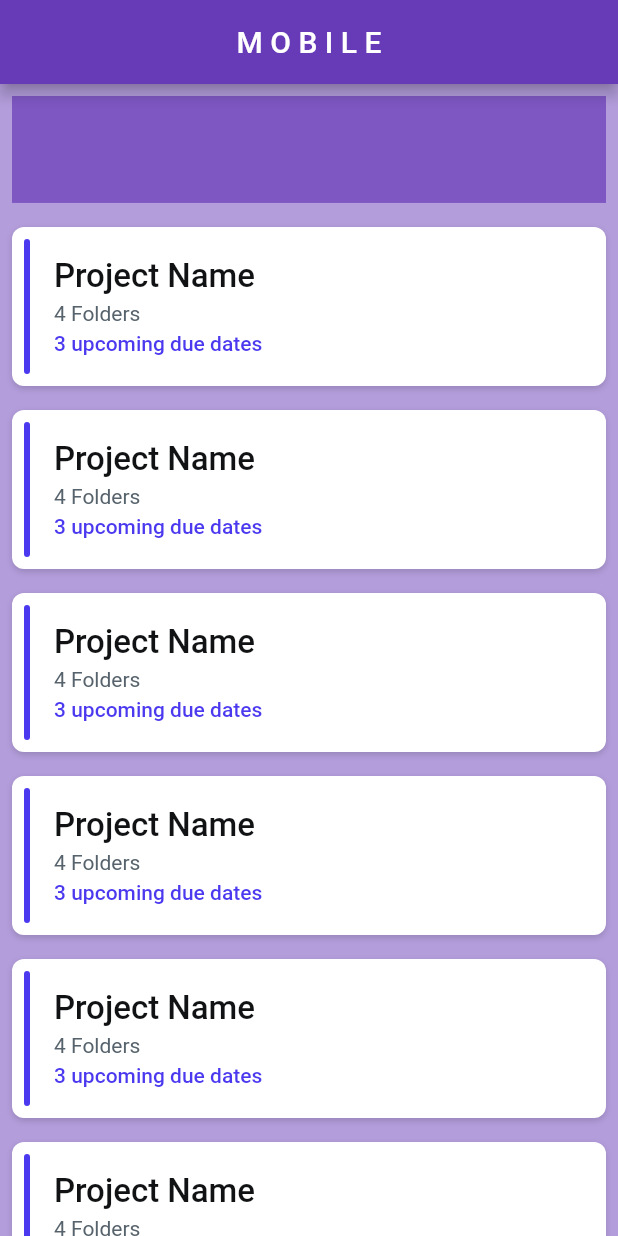
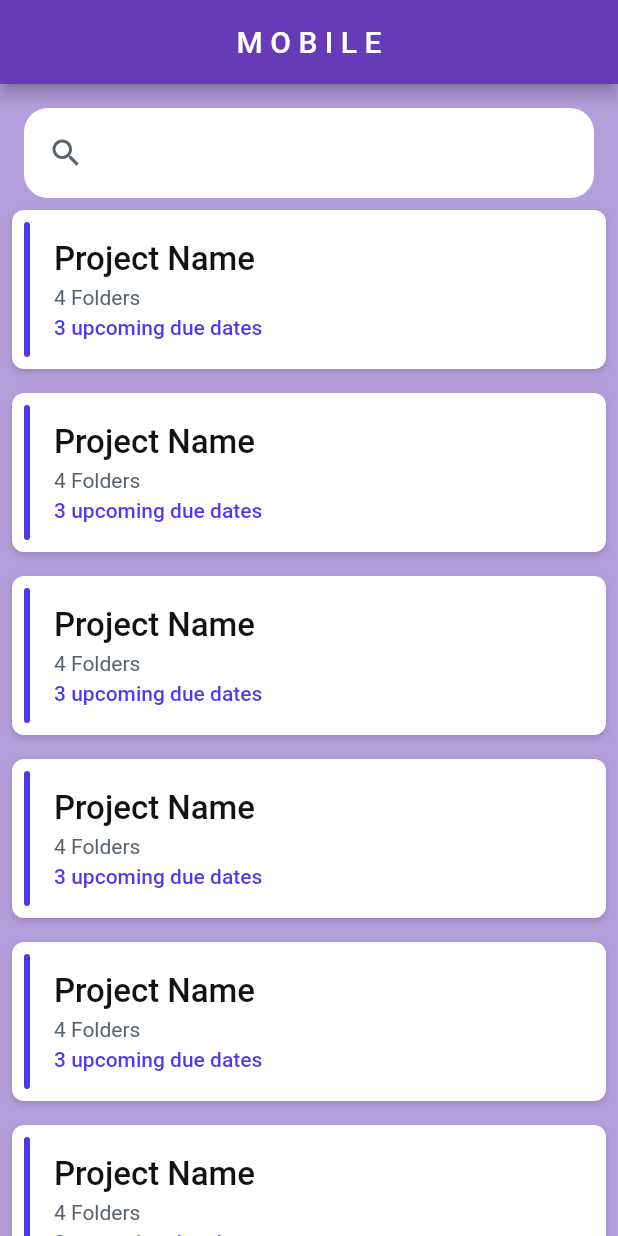
Before and after one commit to samani21/flutter_responsive, a Flutter app: the screen it shows after launch, on a phone screen of 412 x 824 dp. Run offline on Flutter 3.47's test engine with Material 2 defaults, Android fonts, the phone set to English and light mode, and no system bars; Roboto replaces fonts that are missing (Outfit).

Commit message:
listView_mobile

```diff
--- a/lib/responsive/mobile_body.dart
+++ b/lib/responsive/mobile_body.dart
@@ -14,12 +14,49 @@ class MyMobileBody extends StatelessWidget {
       body: Column(
         children: [
           Padding(
-            padding: const EdgeInsets.all(8.0),
-            child: AspectRatio(
-              aspectRatio: 50 / 9,
-              child: Container(
-                height: 250,
-                color: Colors.deepPurple[400],
+            padding: EdgeInsetsDirectional.fromSTEB(16, 16, 16, 0),
+            child: Container(
+              width: double.infinity,
+              height: 60,
+              decoration: BoxDecoration(
+                color: Colors.white,
+                borderRadius: BorderRadius.circular(16),
+              ),
+              alignment: AlignmentDirectional(0, 0),
+              child: Row(
+                mainAxisSize: MainAxisSize.max,
+                children: [
+                  Expanded(
+                    child: Padding(
+                      padding: EdgeInsetsDirectional.fromSTEB(4, 0, 4, 0),
+                      child: TextFormField(
+                        controller: TextEditingController(),
+                        obscureText: false,
+                        decoration: InputDecoration(
+                          enabledBorder: OutlineInputBorder(
+                            borderSide: BorderSide(
+                              color: Colors.white,
+                              width: 2,
+                            ),
+                            borderRadius: BorderRadius.circular(8),
+                          ),
+                          filled: true,
+                          fillColor: Colors.white,
+                          prefixIcon: Icon(
+                            Icons.search_sharp,
+                            color: Color(0xFF57636C),
+                          ),
+                        ),
+                        style: TextStyle(
+                          fontFamily: 'Lexend Deca',
+                          color: Color(0xFF57636C),
+                          fontSize: 14,
+                          fontWeight: FontWeight.normal,
+                        ),
+                      ),
+                    ),
+                  ),
+                ],
               ),
             ),
           ),
```
Also changed, not shown: 2 other files.
